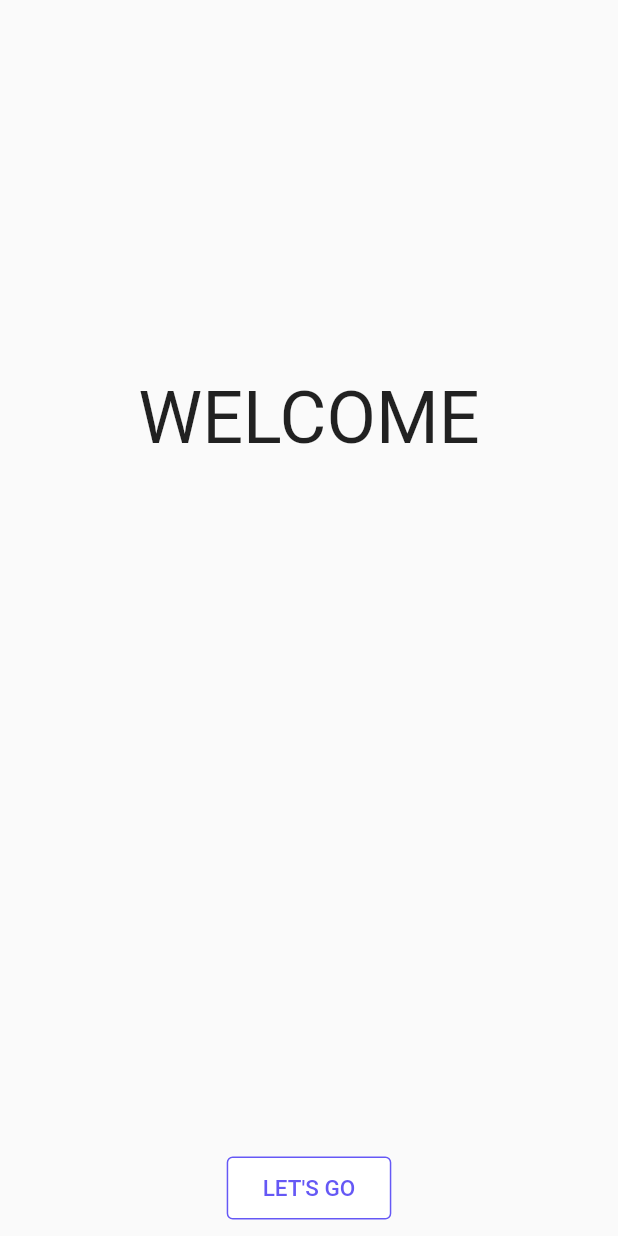
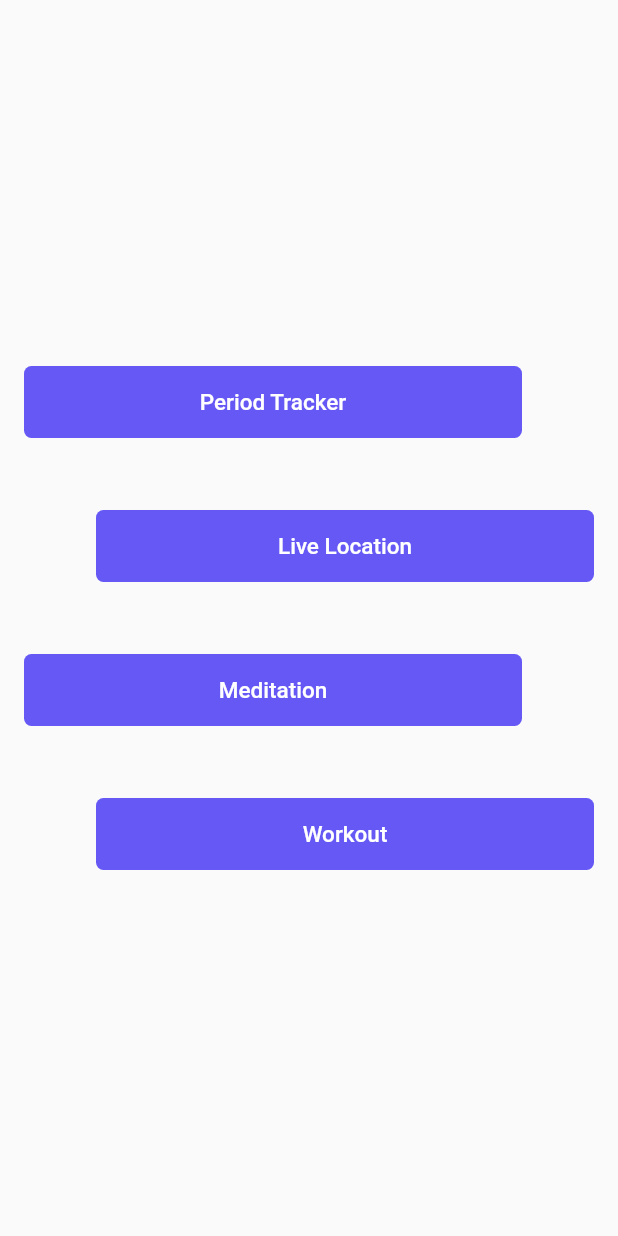
Before and after one commit to ReshamPatkar/womenopedia1, a Flutter app: the WelcomeScreen screen opened by its route, after a tap on an icon or button, on a phone screen of 412 x 824 dp. Run offline on Flutter 3.47's test engine with Material 2 defaults, Android fonts, the phone set to English and light mode, and no system bars; our stand-ins replace flutter_spinkit, intro_slider.

```diff
--- /dev/null
+++ b/lib/Screens/home_screen.dart
@@ -0,0 +1,42 @@
+import 'package:flutter/material.dart';
+import 'package:womenopedia1/Widgets/button_tile.dart';
+
+class HomeScreen extends StatefulWidget {
+  static String id = 'Home Screen';
+  const HomeScreen({Key? key}) : super(key: key);
+
+  @override
+  _HomeScreenState createState() => _HomeScreenState();
+}
+
+class _HomeScreenState extends State<HomeScreen> {
+  @override
+  Widget build(BuildContext context) {
+    return Scaffold(
+      body: Column(
+        mainAxisAlignment: MainAxisAlignment.center,
+        crossAxisAlignment: CrossAxisAlignment.stretch,
+        children: [
+          Padding(
+            padding:
+                const EdgeInsets.only(top: 16.0, bottom: 16.0, right: 48.0),
+            child: ButtonTile(onPress: () {}, text: 'Period Tracker'),
+          ),
+          Padding(
+            padding: const EdgeInsets.only(top: 16.0, bottom: 16.0, left: 48.0),
+            child: ButtonTile(onPress: () {}, text: 'Live Location'),
+          ),
+          Padding(
+            padding:
+                const EdgeInsets.only(top: 16.0, bottom: 16.0, right: 48.0),
+            child: ButtonTile(onPress: () {}, text: 'Meditation'),
+          ),
+          Padding(
+            padding: const EdgeInsets.only(top: 16.0, bottom: 16.0, left: 48.0),
+            child: ButtonTile(onPress: () {}, text: 'Workout'),
+          ),
+        ],
+      ),
+    );
+  }
+}
--- a/lib/Screens/welcome_screen.dart
+++ b/lib/Screens/welcome_screen.dart
@@ -1,6 +1,8 @@
 import 'package:flutter/cupertino.dart';
 import 'package:flutter/material.dart';
 import 'package:womenopedia1/Widgets/button_tile2.dart';
+
+import 'home_screen.dart';
 
 class WelcomeScreen extends StatefulWidget {
   static String id = 'Welcome Screen';
@@ -30,7 +32,7 @@ class _WelcomeScreenState extends State<WelcomeScreen> {
             alignment: AlignmentDirectional.bottomCenter,
             child: ButtonTile2(
                 onPress: () {
-                  // Navigator.pushNamed(context, SignUpScreen.id);
+                  Navigator.pushNamed(context, HomeScreen.id);
                 },
                 text: 'LET\'S GO'),
           ),
--- a/lib/Widgets/button_tile.dart
+++ b/lib/Widgets/button_tile.dart
@@ -9,7 +9,7 @@ class ButtonTile extends StatelessWidget {
   @override
   Widget build(BuildContext context) {
     return Padding(
-      padding: const EdgeInsets.symmetric(vertical: 8, horizontal: 24),
+      padding: const EdgeInsets.symmetric(vertical: 8, horizontal: 16),
       child: DecoratedBox(
         decoration: BoxDecoration(
             borderRadius: BorderRadius.circular(5), color: kPrimaryColor),
--- a/lib/main.dart
+++ b/lib/main.dart
@@ -4,6 +4,7 @@ import 'package:womenopedia1/Screens/logo_screen.dart';
 import 'package:womenopedia1/Screens/signup_screen.dart';
 import 'package:womenopedia1/Screens/welcome_screen.dart';
 
+import 'Screens/home_screen.dart';
 import 'Screens/login_screen.dart';
 import 'Screens/splash_screen.dart';
 
@@ -18,7 +19,7 @@ class MyApp extends StatelessWidget {
   @override
   Widget build(BuildContext context) {
     return MaterialApp(
-      initialRoute: WelcomeScreen.id,
+      initialRoute: HomeScreen.id,
       routes: {
         LoginScreen.id: (context) => LoginScreen(),
         SplashScreen.id: (context) => SplashScreen(),
@@ -26,6 +27,7 @@ class MyApp extends StatelessWidget {
         IntroScreen.id: (context) => IntroScreen(),
         SignUpScreen.id: (context) => SignUpScreen(),
         WelcomeScreen.id: (context) => WelcomeScreen(),
+        HomeScreen.id: (context) => HomeScreen(),
       },
     );
   }
```
